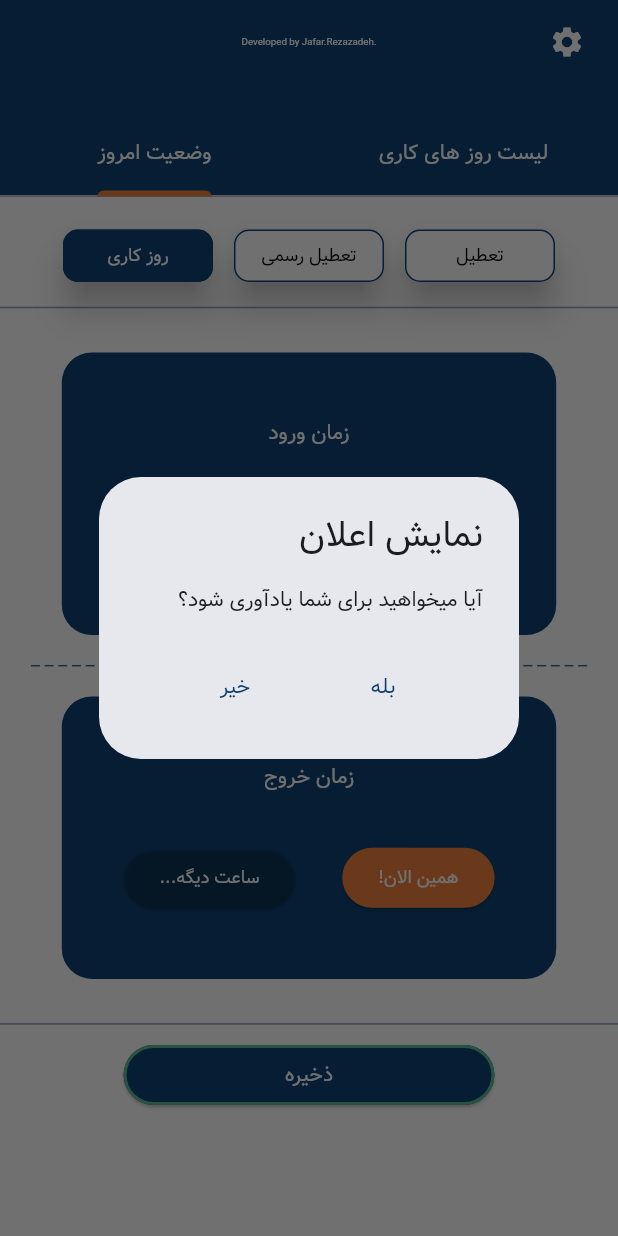
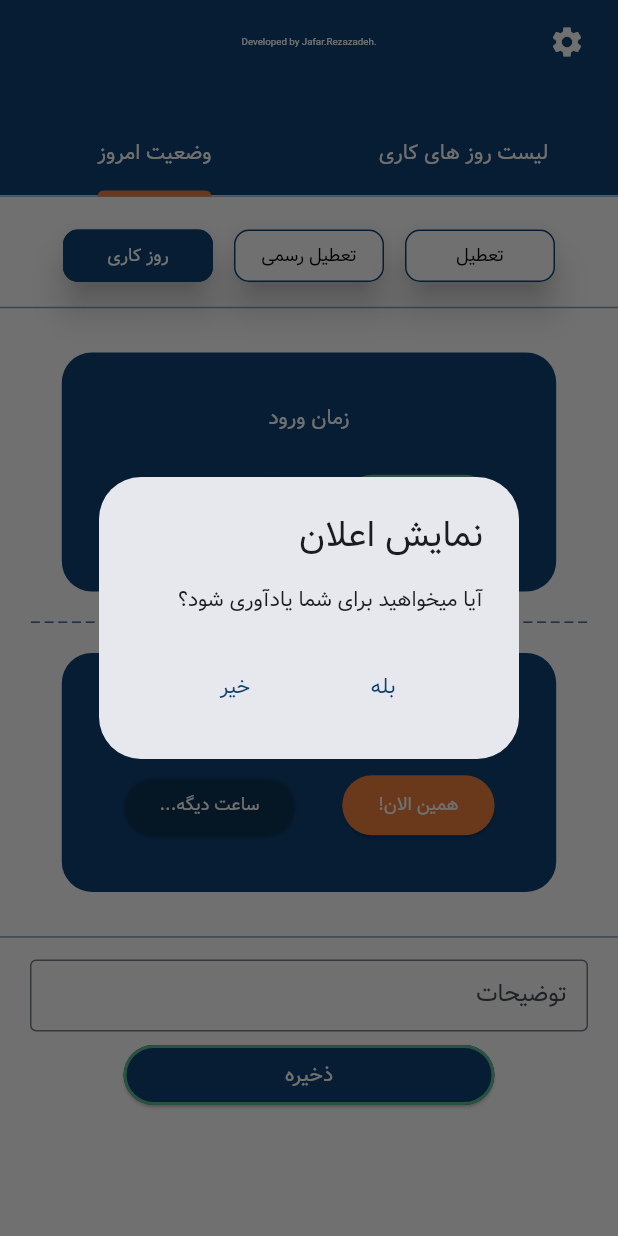
Before and after one commit to Jafar-Rezazadeh/worked_days, a Flutter app: the screen it shows after launch, on a phone screen of 412 x 824 dp. Run offline on Flutter 3.47's test engine with Material 3 defaults, Android fonts, the phone set to English and light mode, and no system bars; drawn by our look-alikes of custom_radio_grouped_button, flutter_dash; our stand-ins replace awesome_notifications, expandable, flutter_animate, flutter_bloc, flutter_screenutil, shamsi_date and 2 more; missing offline and left inert: persian_datetime_picker, persian_number_utility; accounts and stored records are empty.

Commit message:
the short description section is added to new ui

```diff
--- a/lib/ui/view/screens/worked_days_status/tabs/today_status/tear_down/get_today_status_new/get_today_status.dart
+++ b/lib/ui/view/screens/worked_days_status/tabs/today_status/tear_down/get_today_status_new/get_today_status.dart
@@ -5,7 +5,8 @@ import 'package:worked_days/bloc/services/get_list_of_status.dart';
 import 'package:worked_days/ui/extentions/to_persian_period.dart';
 import 'package:worked_days/ui/theme/color_schema.dart';
 import 'package:worked_days/ui/view/screens/worked_days_status/tabs/today_status/tear_down/get_today_status_new/widgets/in_out_time.dart';
-import 'package:worked_days/ui/view/screens/worked_days_status/tabs/today_status/tear_down/get_today_status_new/widgets/radio_buttons_of_status.dart';
+import 'package:worked_days/ui/view/screens/worked_days_status/tabs/today_status/tear_down/get_today_status_new/widgets/select_today_status.dart';
+import 'package:worked_days/ui/view/screens/worked_days_status/tabs/today_status/tear_down/get_today_status_new/widgets/short_description.dart';
 import 'package:worked_days/ui/view/shared/widgets/custom_snackbar.dart';
 
 class GetTodayStatusNewUI extends StatefulWidget {
@@ -30,8 +31,9 @@ class _GetTodayStatusNewUIState extends State<GetTodayStatusNewUI> {
           mainAxisAlignment: MainAxisAlignment.spaceEvenly,
           mainAxisSize: MainAxisSize.max,
           children: [
-            RadioButtonsOfTodayStatus(onChange: (value) => setState(() => todayStatusInfo = value)),
-            if (todayStatusInfo.workDay) ..._inOutTime(),
+            SelectTodayStatus(onChange: (value) => setState(() => todayStatusInfo = value)),
+            if (todayStatusInfo.workDay) ..._selectInOutTime(),
+            GetDescription(onTextChanged: (value) => todayStatusInfo.shortDescription = value),
             _submitButton(),
           ],
         ),
@@ -39,7 +41,7 @@ class _GetTodayStatusNewUIState extends State<GetTodayStatusNewUI> {
     );
   }
 
-  List<Widget> _inOutTime() {
+  List<Widget> _selectInOutTime() {
     return [
       Divider(
         height: 20.sp,
--- a/lib/ui/view/screens/worked_days_status/tabs/today_status/tear_down/get_today_status_new/widgets/radio_buttons_of_status.dart
+++ b/lib/ui/view/screens/worked_days_status/tabs/today_status/tear_down/get_today_status_new/widgets/select_today_status.dart
@@ -5,15 +5,15 @@ import 'package:worked_days/bloc/entities/worked_day_model.dart';
 import 'package:worked_days/bloc/services/get_list_of_status.dart';
 import 'package:worked_days/ui/theme/color_schema.dart';
 
-class RadioButtonsOfTodayStatus extends StatefulWidget {
+class SelectTodayStatus extends StatefulWidget {
   final Function(WorkDayModel) onChange;
-  const RadioButtonsOfTodayStatus({super.key, required this.onChange});
+  const SelectTodayStatus({super.key, required this.onChange});
 
   @override
-  State<RadioButtonsOfTodayStatus> createState() => _RadioButtonsOfTodayStatusState();
+  State<SelectTodayStatus> createState() => _SelectTodayStatusState();
 }
 
-class _RadioButtonsOfTodayStatusState extends State<RadioButtonsOfTodayStatus> {
+class _SelectTodayStatusState extends State<SelectTodayStatus> {
   List<WorkDayModel> listOfstatus = getListOfStatus();
 
   @override
--- /dev/null
+++ b/lib/ui/view/screens/worked_days_status/tabs/today_status/tear_down/get_today_status_new/widgets/short_description.dart
@@ -0,0 +1,28 @@
+import 'package:flutter/material.dart';
+
+class GetDescription extends StatefulWidget {
+  final ValueChanged<String> onTextChanged;
+  const GetDescription({super.key, required this.onTextChanged});
+
+  @override
+  State<GetDescription> createState() => _GetDescriptionState();
+}
+
+class _GetDescriptionState extends State<GetDescription> {
+  @override
+  Widget build(BuildContext context) {
+    return Padding(
+      padding: const EdgeInsets.symmetric(horizontal: 20, vertical: 5),
+      child: TextField(
+        textDirection: TextDirection.rtl,
+        onChanged: widget.onTextChanged,
+        decoration: const InputDecoration(
+          hintTextDirection: TextDirection.rtl,
+          hintText: "توضیحات",
+          contentPadding: EdgeInsets.symmetric(vertical: 5, horizontal: 10),
+          border: OutlineInputBorder(),
+        ),
+      ),
+    );
+  }
+}
--- a/lib/ui/view/screens/worked_days_status/tabs/worked_days_list/tear_down/unknonw_days/widgets/select_unknown_day.dart
+++ b/lib/ui/view/screens/worked_days_status/tabs/worked_days_list/tear_down/unknonw_days/widgets/select_unknown_day.dart
@@ -4,7 +4,7 @@ import 'package:shamsi_date/shamsi_date.dart';
 import 'package:worked_days/bloc/controller/screens/worked_days_status_screen/worked_days_list/worked_day_list_tab_controller.dart';
 import 'package:worked_days/ui/theme/color_schema.dart';
 import 'package:worked_days/ui/extentions/shamsi_formater.dart';
-import 'package:worked_days/ui/view/screens/worked_days_status/tabs/today_status/tear_down/get_today_status_/get_today_status.dart';
+import 'package:worked_days/ui/view/screens/worked_days_status/tabs/today_status/tear_down/get_today_status_old/get_today_status.dart';
 
 class SelectUnknownDay extends StatelessWidget {
   final List<Jalali> unknownDaysDateTime;
```
Also changed, not shown: lib/ui/view/screens/worked_days_status/tabs/today_status/tear_down/get_today_status_old/get_today_status.dart (renamed from lib/ui/view/screens/worked_days_status/tabs/today_status/tear_down/get_today_status_/get_today_status.dart, +4 -4 lines), lib/ui/view/screens/worked_days_status/tabs/today_status/tear_down/get_today_status_old/widgets/select_today_status.dart (renamed from lib/ui/view/screens/worked_days_status/tabs/today_status/tear_down/get_today_status_/widgets/select_today_status.dart), lib/ui/view/screens/worked_days_status/tabs/today_status/tear_down/get_today_status_old/widgets/short_desc.dart (renamed from lib/ui/view/screens/worked_days_status/tabs/today_status/tear_down/get_today_status_/widgets/short_desc.dart), lib/ui/view/screens/worked_days_status/tabs/today_status/tear_down/get_today_status_old/widgets/today_date_time.dart (renamed from lib/ui/view/screens/worked_days_status/tabs/today_status/tear_down/get_today_status_/widgets/today_date_time.dart), lib/ui/view/screens/worked_days_status/tabs/today_status/tear_down/get_today_status_old/widgets/work_time_select.dart (renamed from lib/ui/view/screens/worked_days_status/tabs/today_status/tear_down/get_today_status_/widgets/work_time_select.dart).
